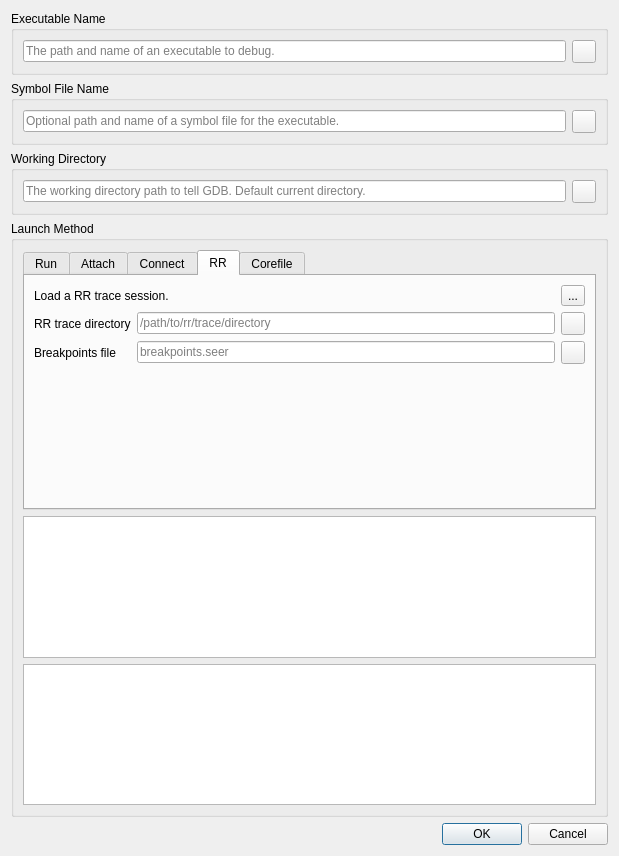
First picture: the form in src/SeerDebugDialog.ui, repository epasveer/seer, before the edit.
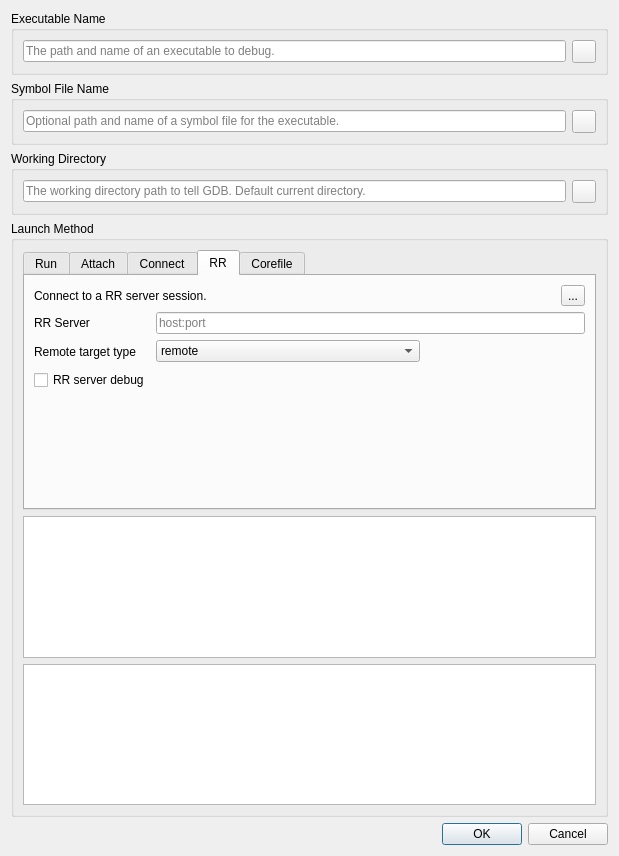
Second picture: the form after the edit. The open tabs and pages were chosen to show the change. Icons and pictures are not drawn.

Commit message: First work on revamping RR startup. Hook up to RR server.

```diff
--- a/src/SeerDebugDialog.ui
+++ b/src/SeerDebugDialog.ui
@@ -13,8 +13,8 @@
   <property name="windowTitle">
    <string>Select Executable to Debug</string>
   </property>
-  <layout class="QVBoxLayout" name="verticalLayout_4">
-   <item>
+  <layout class="QGridLayout" name="gridLayout_24">
+   <item row="0" column="0">
     <widget class="QGroupBox" name="executableNameGroupBox">
      <property name="title">
       <string>Executable Name</string>
@@ -72,7 +72,7 @@
      </layout>
     </widget>
    </item>
-   <item>
+   <item row="1" column="0">
     <widget class="QGroupBox" name="executableSymbolNameGroupBox">
      <property name="title">
       <string>Symbol File Name</string>
@@ -130,7 +130,7 @@
      </layout>
     </widget>
    </item>
-   <item>
+   <item row="2" column="0">
     <widget class="QGroupBox" name="executableWorkingDirectoryGroupBox">
      <property name="toolTip">
       <string/>
@@ -176,7 +176,7 @@
      </layout>
     </widget>
    </item>
-   <item>
+   <item row="3" column="0">
     <widget class="QGroupBox" name="launchMethodGroupBox">
      <property name="sizePolicy">
       <sizepolicy hsizetype="Preferred" vsizetype="Preferred">
@@ -187,38 +187,10 @@
      <property name="title">
       <string>Launch Method</string>
      </property>
-     <layout class="QGridLayout" name="gridLayout_12">
-      <item row="1" column="0">
+     <layout class="QGridLayout" name="gridLayout_23">
+      <item row="0" column="0">
        <layout class="QVBoxLayout" name="verticalLayout_2">
         <item>
-         <widget class="QPlainTextEdit" name="preCommandsPlainTextEdit">
-          <property name="sizePolicy">
-           <sizepolicy hsizetype="Expanding" vsizetype="Preferred">
-            <horstretch>0</horstretch>
-            <verstretch>40</verstretch>
-           </sizepolicy>
-          </property>
-          <property name="placeholderText">
-           <string/>
-          </property>
-         </widget>
-        </item>
-        <item>
-         <widget class="QPlainTextEdit" name="postCommandsPlainTextEdit">
-          <property name="sizePolicy">
-           <sizepolicy hsizetype="Expanding" vsizetype="Preferred">
-            <horstretch>0</horstretch>
-            <verstretch>40</verstretch>
-           </sizepolicy>
-          </property>
-          <property name="placeholderText">
-           <string/>
-          </property>
-         </widget>
-        </item>
-       </layout>
-      </item>
-      <item row="0" column="0">
        <widget class="QTabWidget" name="runModeTabWidget">
         <property name="sizePolicy">
          <sizepolicy hsizetype="Expanding" vsizetype="Expanding">
@@ -227,7 +199,7 @@
          </sizepolicy>
         </property>
         <property name="currentIndex">
-         <number>2</number>
+           <number>3</number>
         </property>
         <widget class="QWidget" name="runTab">
          <property name="sizePolicy">
@@ -593,8 +565,8 @@
          <attribute name="title">
           <string>Connect</string>
          </attribute>
-         <layout class="QVBoxLayout" name="verticalLayout_5">
-          <item>
+           <layout class="QGridLayout" name="gridLayout">
+            <item row="0" column="0">
            <layout class="QHBoxLayout" name="horizontalLayout_6">
             <item>
              <widget class="QLabel" name="label_2">
@@ -632,7 +604,7 @@
             </item>
            </layout>
           </item>
-          <item>
+            <item row="1" column="0">
            <layout class="QGridLayout" name="gridLayout_5">
             <item row="0" column="0">
              <widget class="QLabel" name="connectProgramHostPortLabel">
@@ -737,7 +709,7 @@
             </item>
            </layout>
           </item>
-          <item>
+            <item row="2" column="0">
            <spacer name="verticalSpacer">
             <property name="orientation">
              <enum>Qt::Vertical</enum>
@@ -756,33 +728,31 @@
          <attribute name="title">
           <string>RR</string>
          </attribute>
-         <layout class="QGridLayout" name="gridLayout_11">
-          <item row="0" column="0">
-           <layout class="QHBoxLayout" name="horizontalLayout_11">
-            <item>
+           <layout class="QGridLayout" name="gridLayout_4">
+            <item row="0" column="0" colspan="2">
              <widget class="QLabel" name="label_5">
               <property name="text">
-               <string>Load a RR trace session.</string>
+               <string>Connect to a RR server session.</string>
               </property>
              </widget>
             </item>
-            <item>
+            <item row="0" column="2" colspan="2">
              <spacer name="horizontalSpacer_6">
               <property name="orientation">
                <enum>Qt::Horizontal</enum>
               </property>
               <property name="sizeHint" stdset="0">
                <size>
-                <width>248</width>
+                <width>256</width>
                 <height>20</height>
                </size>
               </property>
              </spacer>
             </item>
-            <item>
+            <item row="0" column="4">
              <widget class="QToolButton" name="helpRRToolButton">
               <property name="toolTip">
-               <string>Help for RR launch method.</string>
+               <string>Help for Connect launch method.</string>
               </property>
               <property name="text">
                <string>...</string>
@@ -793,19 +763,15 @@
               </property>
              </widget>
             </item>
-           </layout>
-          </item>
           <item row="1" column="0">
-           <layout class="QGridLayout" name="gridLayout_4">
-            <item row="0" column="0">
-             <widget class="QLabel" name="rrTraceDirectoryLabel">
+             <widget class="QLabel" name="rrProgramHostPortLabel">
               <property name="text">
-               <string>RR trace directory</string>
+               <string>RR Server</string>
               </property>
              </widget>
             </item>
-            <item row="0" column="1">
-             <widget class="QLineEdit" name="rrTraceDirectoryLineEdit">
+            <item row="1" column="1" colspan="4">
+             <widget class="QLineEdit" name="rrProgramHostPortLineEdit">
               <property name="sizePolicy">
                <sizepolicy hsizetype="Expanding" vsizetype="Fixed">
                 <horstretch>100</horstretch>
@@ -813,76 +779,92 @@
                </sizepolicy>
               </property>
               <property name="toolTip">
-               <string>How to access the RR trace session.</string>
+               <string>How to access the RR server.</string>
               </property>
               <property name="text">
                <string/>
               </property>
               <property name="placeholderText">
-               <string>/path/to/rr/trace/directory</string>
+               <string>host:port</string>
               </property>
               <property name="clearButtonEnabled">
                <bool>true</bool>
               </property>
              </widget>
-            </item>
-            <item row="0" column="2">
-             <widget class="QToolButton" name="rrLoadTraceDirectoryToolButton">
-              <property name="toolTip">
-               <string>Open a dialog to load a RR trace-directory.</string>
-              </property>
-              <property name="text">
-               <string/>
-              </property>
-              <property name="icon">
-               <iconset resource="resource.qrc">
-                <normaloff>:/seer/resources/RelaxLightIcons/document-open.svg</normaloff>:/seer/resources/RelaxLightIcons/document-open.svg</iconset>
-              </property>
-             </widget>
-            </item>
-            <item row="1" column="0">
-             <widget class="QLabel" name="rrLoadBreakpointsFilenameLabel">
-              <property name="text">
-               <string>Breakpoints file</string>
-              </property>
-             </widget>
-            </item>
-            <item row="1" column="1">
-             <widget class="QLineEdit" name="rrLoadBreakpointsFilenameLineEdit">
-              <property name="sizePolicy">
-               <sizepolicy hsizetype="Expanding" vsizetype="Fixed">
-                <horstretch>100</horstretch>
-                <verstretch>0</verstretch>
-               </sizepolicy>
-              </property>
-              <property name="toolTip">
-               <string>A file containing previously saved breakpoints.</string>
-              </property>
-              <property name="placeholderText">
-               <string>breakpoints.seer</string>
-              </property>
-              <property name="clearButtonEnabled">
-               <bool>true</bool>
-              </property>
-             </widget>
-            </item>
-            <item row="1" column="2">
-             <widget class="QToolButton" name="rrLoadBreakpointsFilenameToolButton">
-              <property name="toolTip">
-               <string>Open a dialog to select a breakpoints file.</string>
-              </property>
-              <property name="text">
-               <string/>
-              </property>
-              <property name="icon">
-               <iconset resource="resource.qrc">
-                <normaloff>:/seer/resources/RelaxLightIcons/document-open.svg</normaloff>:/seer/resources/RelaxLightIcons/document-open.svg</iconset>
-              </property>
-             </widget>
-            </item>
-           </layout>
           </item>
           <item row="2" column="0">
+             <widget class="QLabel" name="rrRemoteTargetTypeLabel">
+              <property name="text">
+               <string>Remote target type</string>
+              </property>
+             </widget>
+            </item>
+            <item row="2" column="1" colspan="2">
+             <widget class="QComboBox" name="rrRemoteTargetTypeCombo">
+              <property name="sizePolicy">
+               <sizepolicy hsizetype="MinimumExpanding" vsizetype="Fixed">
+                <horstretch>0</horstretch>
+                <verstretch>0</verstretch>
+               </sizepolicy>
+              </property>
+              <property name="toolTip">
+               <string>Select the type of remote target connection.</string>
+              </property>
+              <item>
+               <property name="text">
+                <string>remote</string>
+               </property>
+              </item>
+              <item>
+               <property name="text">
+                <string>extended-remote</string>
+               </property>
+              </item>
+             </widget>
+            </item>
+            <item row="2" column="3" colspan="2">
+             <spacer name="horizontalSpacer_10">
+              <property name="orientation">
+               <enum>Qt::Horizontal</enum>
+              </property>
+              <property name="sizeType">
+               <enum>QSizePolicy::Expanding</enum>
+              </property>
+              <property name="sizeHint" stdset="0">
+               <size>
+                <width>153</width>
+                <height>23</height>
+               </size>
+              </property>
+             </spacer>
+            </item>
+            <item row="3" column="0">
+             <widget class="QCheckBox" name="rrGdbserverDebugCheckBox">
+              <property name="toolTip">
+               <string>Enable debug communication between gdb and the RR server.</string>
+              </property>
+              <property name="text">
+               <string>RR server debug</string>
+              </property>
+             </widget>
+            </item>
+            <item row="3" column="1" colspan="4">
+             <spacer name="horizontalSpacer_8">
+              <property name="orientation">
+               <enum>Qt::Horizontal</enum>
+              </property>
+              <property name="sizeType">
+               <enum>QSizePolicy::Expanding</enum>
+              </property>
+              <property name="sizeHint" stdset="0">
+               <size>
+                <width>418</width>
+                <height>23</height>
+               </size>
+              </property>
+             </spacer>
+            </item>
+            <item row="4" column="2">
            <spacer name="verticalSpacer_2">
             <property name="orientation">
              <enum>Qt::Vertical</enum>
@@ -890,7 +872,7 @@
             <property name="sizeHint" stdset="0">
              <size>
               <width>20</width>
-              <height>113</height>
+                <height>152</height>
              </size>
             </property>
            </spacer>
@@ -998,10 +980,38 @@
         </widget>
        </widget>
       </item>
-     </layout>
+        <item>
+         <widget class="QPlainTextEdit" name="preCommandsPlainTextEdit">
+          <property name="sizePolicy">
+           <sizepolicy hsizetype="Expanding" vsizetype="Preferred">
+            <horstretch>0</horstretch>
+            <verstretch>40</verstretch>
+           </sizepolicy>
+          </property>
+          <property name="placeholderText">
+           <string/>
+          </property>
     </widget>
    </item>
    <item>
+         <widget class="QPlainTextEdit" name="postCommandsPlainTextEdit">
+          <property name="sizePolicy">
+           <sizepolicy hsizetype="Expanding" vsizetype="Preferred">
+            <horstretch>0</horstretch>
+            <verstretch>40</verstretch>
+           </sizepolicy>
+          </property>
+          <property name="placeholderText">
+           <string/>
+          </property>
+         </widget>
+        </item>
+       </layout>
+      </item>
+     </layout>
+    </widget>
+   </item>
+   <item row="4" column="0">
     <widget class="QDialogButtonBox" name="buttonBox">
      <property name="orientation">
       <enum>Qt::Horizontal</enum>
```
Left out of the diff: 6 changed lines with no effect on the pictures. Lines whose indentation alone changed are shown as unchanged. The commit also changes 7 other files.
